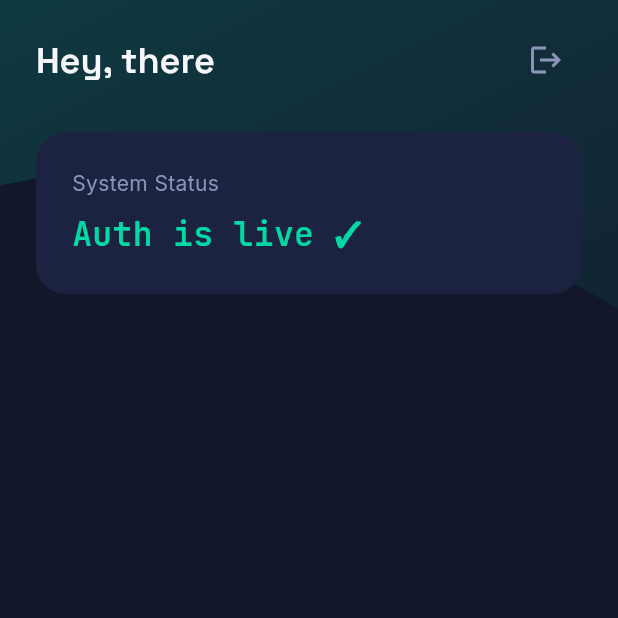
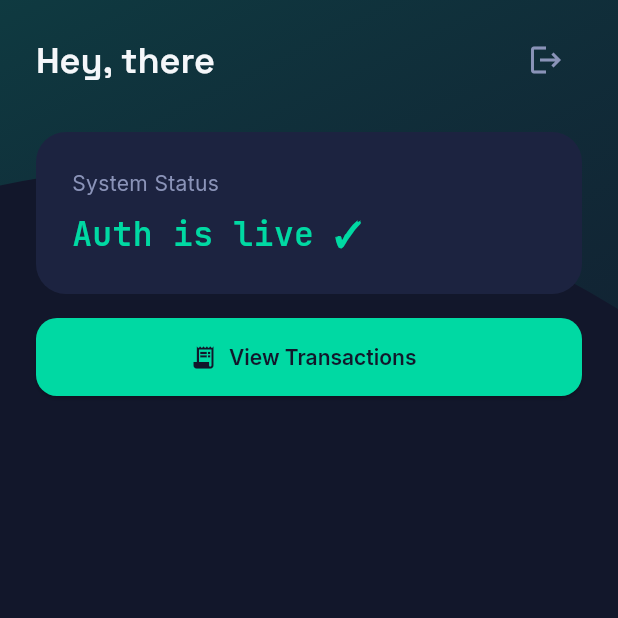
Before and after one commit to RURIGIMK/RigiFlow, a Flutter app: the screen it shows once a user with an empty profile is signed in, on a phone screen of 412 x 824 dp, the top half of it. Run offline on Flutter 3.47's test engine with Material 3 defaults, Android fonts, the phone set to English and light mode, and no system bars; drawn by our look-alikes of flutter_animate; our stand-ins replace firebase_auth, firebase_core, google_fonts, google_sign_in, permission_handler, shared_preferences and 2 more; missing offline and left inert: telephony; accounts and stored records are empty.

Commit message:
Auth is live card and a View Transaction button

```diff
--- a/lib/features/home/home_screen.dart
+++ b/lib/features/home/home_screen.dart
@@ -4,6 +4,7 @@ import '../../core/theme.dart';
 import '../../shared/widgets/flow_ribbon_background.dart';
 import '../auth/auth_service.dart';
 import '../ingestion/sms_listener_service.dart';
+import '../ingestion/ingestion_screen.dart';
 
 class HomeScreen extends StatefulWidget {
   const HomeScreen({super.key});
@@ -16,7 +17,6 @@ class _HomeScreenState extends State<HomeScreen> {
   @override
   void initState() {
     super.initState();
-    // Start listening for SMS as soon as the Home screen (main app) loads
     _initSmsListener();
   }
 
@@ -24,8 +24,6 @@ class _HomeScreenState extends State<HomeScreen> {
     final smsService = SmsListenerService();
     final granted = await smsService.hasPermissions();
     if (granted) {
-      // The service now uses a Stream-based architecture and handles DB insertion automatically.
-      // Removed the 'onNewTransaction' parameter to match the new API.
       smsService.startListening();
     }
   }
@@ -85,6 +83,20 @@ class _HomeScreenState extends State<HomeScreen> {
                   ),
                 ).animate().fadeIn(delay: 200.ms).slideY(begin: 0.15, end: 0),
               ),
+              const SizedBox(height: 16),
+              Padding(
+                padding: const EdgeInsets.symmetric(horizontal: 24),
+                child: SizedBox(
+                  width: double.infinity,
+                  child: ElevatedButton.icon(
+                    onPressed: () => Navigator.of(context).push(
+                      MaterialPageRoute(builder: (_) => const IngestionScreen()),
+                    ),
+                    icon: const Icon(Icons.receipt_long),
+                    label: const Text('View Transactions'),
+                  ),
+                ),
+              ).animate().fadeIn(delay: 300.ms).slideY(begin: 0.15, end: 0),
             ],
           ),
         ),
```
